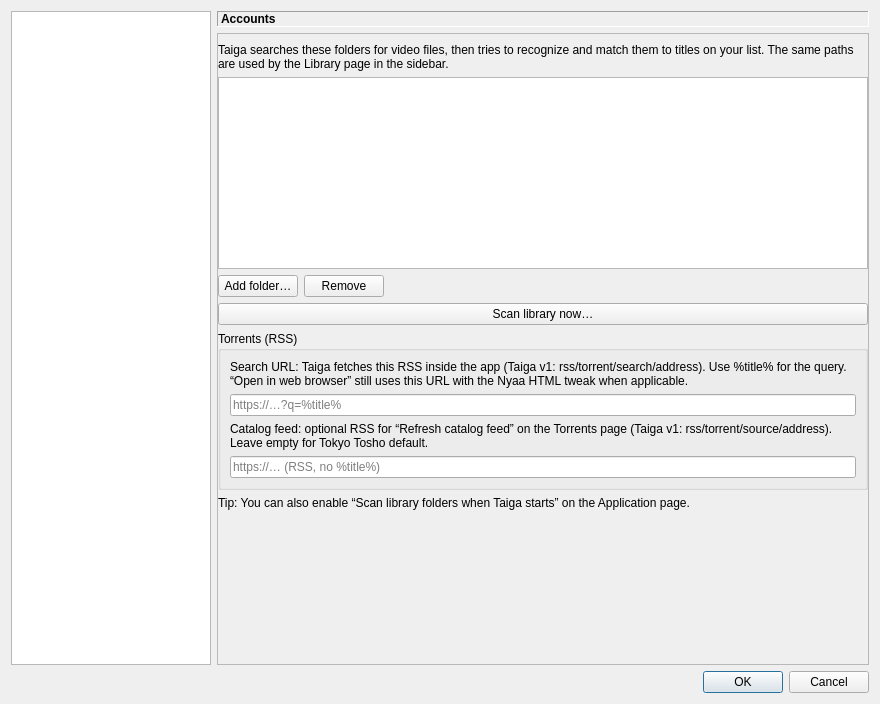
RobertCiochina/taigaV2, file src/gui/settings/settings_dialog.ui: the form before one commit.
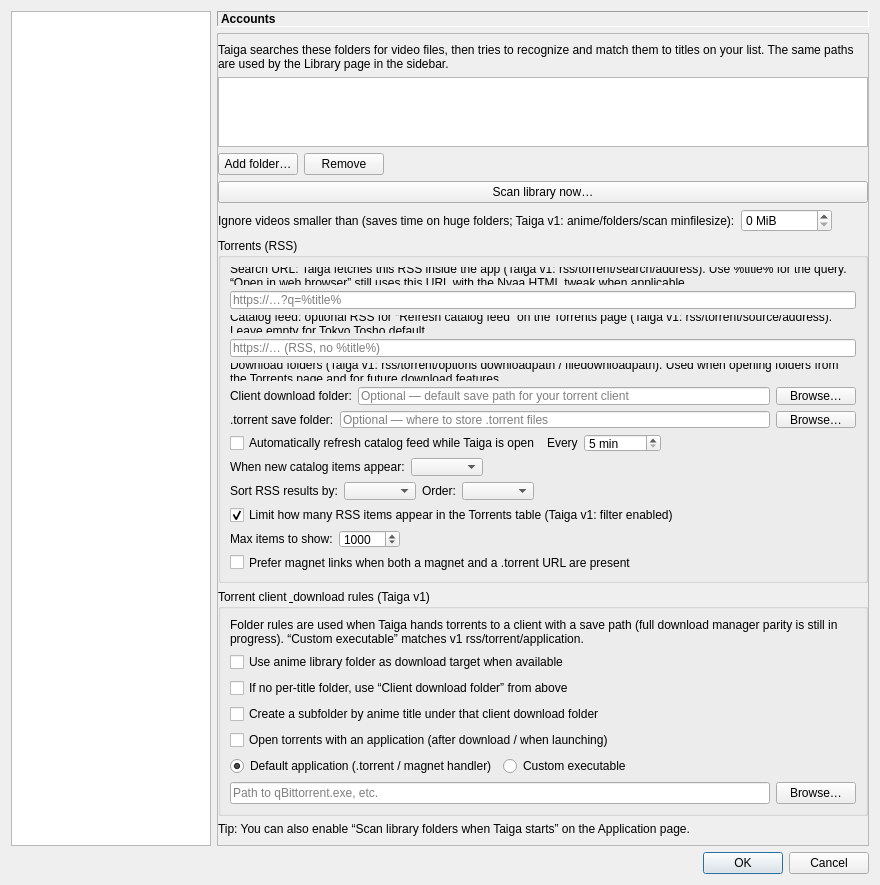
The form after the commit. The open tabs and pages were chosen to show the change.

Commit message:
Enhance anime list import/export features and settings integration
- Added functionality to import anime lists from MyAnimeList XML and export as CSV.
- Updated the main window and list widget to include new import/export actions in the menu.
- Enhanced settings dialog with options for media player executable and library scanning preferences.
- Improved user feedback for import/export operations and integrated new settings for torrent catalog auto-check.
- Refactored code to support new features and maintain consistency across the application.

The edit to the form file:
```diff
--- a/src/gui/settings/settings_dialog.ui
+++ b/src/gui/settings/settings_dialog.ui
@@ -438,6 +438,46 @@
              </property>
             </widget>
            </item>
+           <item>
+            <layout class="QHBoxLayout" name="horizontalLayout_libMinFileSize">
+             <item>
+              <widget class="QLabel" name="labelLibraryMinFileSize">
+               <property name="text">
+                <string>Ignore videos smaller than (saves time on huge folders; Taiga v1: anime/folders/scan minfilesize):</string>
+               </property>
+              </widget>
+             </item>
+             <item>
+              <widget class="QSpinBox" name="spinLibraryMinFileSizeMiB">
+               <property name="minimum">
+                <number>0</number>
+               </property>
+               <property name="maximum">
+                <number>102400</number>
+               </property>
+               <property name="suffix">
+                <string> MiB</string>
+               </property>
+               <property name="toolTip">
+                <string>0 = no minimum (all video sizes). Matches Taiga v1 minfilesize in bytes after import.</string>
+               </property>
+              </widget>
+             </item>
+             <item>
+              <spacer name="horizontalSpacer_libMin">
+               <property name="orientation">
+                <enum>Qt::Horizontal</enum>
+               </property>
+               <property name="sizeHint" stdset="0">
+                <size>
+                 <width>40</width>
+                 <height>20</height>
+                </size>
+               </property>
+              </spacer>
+             </item>
+            </layout>
+           </item>
            <item>
             <widget class="QGroupBox" name="groupTorrentSearch">
              <property name="title">
@@ -478,6 +518,372 @@
                 </property>
                </widget>
               </item>
+              <item>
+               <widget class="QLabel" name="labelTorrentPathsHelp">
+                <property name="text">
+                 <string>Download folders (Taiga v1: rss/torrent/options downloadpath / filedownloadpath). Used when opening folders from the Torrents page and for future download features.</string>
+                </property>
+                <property name="wordWrap">
+                 <bool>true</bool>
+                </property>
+               </widget>
+              </item>
+              <item>
+               <layout class="QHBoxLayout" name="horizontalLayout_torrentClientDl">
+                <item>
+                 <widget class="QLabel" name="labelTorrentClientDownload">
+                  <property name="text">
+                   <string>Client download folder:</string>
+                  </property>
+                 </widget>
+                </item>
+                <item>
+                 <widget class="QLineEdit" name="lineTorrentClientDownloadPath">
+                  <property name="placeholderText">
+                   <string>Optional — default save path for your torrent client</string>
+                  </property>
+                 </widget>
+                </item>
+                <item>
+                 <widget class="QPushButton" name="buttonBrowseTorrentClientDownload">
+                  <property name="text">
+                   <string>Browse…</string>
+                  </property>
+                 </widget>
+                </item>
+               </layout>
+              </item>
+              <item>
+               <layout class="QHBoxLayout" name="horizontalLayout_torrentFileSave">
+                <item>
+                 <widget class="QLabel" name="labelTorrentFileSave">
+                  <property name="text">
+                   <string>.torrent save folder:</string>
+                  </property>
+                 </widget>
+                </item>
+                <item>
+                 <widget class="QLineEdit" name="lineTorrentFileSavePath">
+                  <property name="placeholderText">
+                   <string>Optional — where to store .torrent files</string>
+                  </property>
+                 </widget>
+                </item>
+                <item>
+                 <widget class="QPushButton" name="buttonBrowseTorrentFileSave">
+                  <property name="text">
+                   <string>Browse…</string>
+                  </property>
+                 </widget>
+                </item>
+               </layout>
+              </item>
+              <item>
+               <layout class="QHBoxLayout" name="horizontalLayout_torrentAutocheck">
+                <item>
+                 <widget class="QCheckBox" name="checkTorrentAutocheckCatalog">
+                  <property name="text">
+                   <string>Automatically refresh catalog feed while Taiga is open</string>
+                  </property>
+                  <property name="toolTip">
+                   <string>Taiga v1: rss/torrent/options/autocheck and checkinterval. Runs in the background; Taiga compares to the last snapshot and can show a tray hint when new items appear.</string>
+                  </property>
+                 </widget>
+                </item>
+                <item>
+                 <widget class="QLabel" name="labelTorrentAutocheckEvery">
+                  <property name="text">
+                   <string>Every</string>
+                  </property>
+                 </widget>
+                </item>
+                <item>
+                 <widget class="QSpinBox" name="spinTorrentAutocheckMinutes">
+                  <property name="minimum">
+                   <number>5</number>
+                  </property>
+                  <property name="maximum">
+                   <number>1440</number>
+                  </property>
+                  <property name="suffix">
+                   <string> min</string>
+                  </property>
+                 </widget>
+                </item>
+                <item>
+                 <spacer name="horizontalSpacer_torrentAutocheck">
+                  <property name="orientation">
+                   <enum>Qt::Horizontal</enum>
+                  </property>
+                  <property name="sizeHint" stdset="0">
+                   <size>
+                    <width>40</width>
+                    <height>20</height>
+                   </size>
+                  </property>
+                 </spacer>
+                </item>
+               </layout>
+              </item>
+              <item>
+               <layout class="QHBoxLayout" name="horizontalLayout_torrentNewAction">
+                <item>
+                 <widget class="QLabel" name="labelTorrentNewCatalogAction">
+                  <property name="text">
+                   <string>When new catalog items appear:</string>
+                  </property>
+                  <property name="toolTip">
+                   <string>Taiga v1: rss/torrent/options/newaction. “Download” matched the old automatic queue; this build shows a status message only until the download manager is ported.</string>
+                  </property>
+                 </widget>
+                </item>
+                <item>
+                 <widget class="QComboBox" name="comboTorrentNewCatalogAction">
+                  <property name="toolTip">
+                   <string>Taiga v1: rss/torrent/options/newaction</string>
+                  </property>
+                 </widget>
+                </item>
+                <item>
+                 <spacer name="horizontalSpacer_torrentNewAction">
+                  <property name="orientation">
+                   <enum>Qt::Horizontal</enum>
+                  </property>
+                  <property name="sizeHint" stdset="0">
+                   <size>
+                    <width>40</width>
+                    <height>20</height>
+                   </size>
+                  </property>
+                 </spacer>
+                </item>
+               </layout>
+              </item>
+              <item>
+               <layout class="QHBoxLayout" name="horizontalLayout_torrentRssSort">
+                <item>
+                 <widget class="QLabel" name="labelTorrentRssSortBy">
+                  <property name="text">
+                   <string>Sort RSS results by:</string>
+                  </property>
+                  <property name="toolTip">
+                   <string>Taiga v1: rss/torrent/options/downloadsortby. v1 used this for the download list; here it controls the Torrents page table after each fetch.</string>
+                  </property>
+                 </widget>
+                </item>
+                <item>
+                 <widget class="QComboBox" name="comboTorrentRssSortBy">
+                  <property name="toolTip">
+                   <string>Taiga v1: downloadsortby (episode_number | release_date)</string>
+                  </property>
+                 </widget>
+                </item>
+                <item>
+                 <widget class="QLabel" name="labelTorrentRssSortOrder">
+                  <property name="text">
+                   <string>Order:</string>
+                  </property>
+                 </widget>
+                </item>
+                <item>
+                 <widget class="QComboBox" name="comboTorrentRssSortOrder">
+                  <property name="toolTip">
+                   <string>Taiga v1: downloadsortorder</string>
+                  </property>
+                 </widget>
+                </item>
+                <item>
+                 <spacer name="horizontalSpacer_torrentRssSort">
+                  <property name="orientation">
+                   <enum>Qt::Horizontal</enum>
+                  </property>
+                  <property name="sizeHint" stdset="0">
+                   <size>
+                    <width>40</width>
+                    <height>20</height>
+                   </size>
+                  </property>
+                 </spacer>
+                </item>
+               </layout>
+              </item>
+              <item>
+               <widget class="QCheckBox" name="checkTorrentFeedFilterEnabled">
+                <property name="text">
+                 <string>Limit how many RSS items appear in the Torrents table (Taiga v1: filter enabled)</string>
+                </property>
+                <property name="checked">
+                 <bool>true</bool>
+                </property>
+                <property name="toolTip">
+                 <string>Taiga v1: rss/torrent/filter/enabled. When off, the full feed is shown. When on, only the first N items (below) load — faster UI on huge feeds. Feed filters / rules are not ported yet.</string>
+                </property>
+               </widget>
+              </item>
+              <item>
+               <layout class="QHBoxLayout" name="horizontalLayout_torrentArchiveMax">
+                <item>
+                 <widget class="QLabel" name="labelTorrentFeedArchiveMax">
+                  <property name="text">
+                   <string>Max items to show:</string>
+                  </property>
+                  <property name="toolTip">
+                   <string>Taiga v1: rss/torrent/filter/archive_maxcount</string>
+                  </property>
+                 </widget>
+                </item>
+                <item>
+                 <widget class="QSpinBox" name="spinTorrentFeedArchiveMax">
+                  <property name="minimum">
+                   <number>100</number>
+                  </property>
+                  <property name="maximum">
+                   <number>50000</number>
+                  </property>
+                  <property name="singleStep">
+                   <number>100</number>
+                  </property>
+                  <property name="value">
+                   <number>1000</number>
+                  </property>
+                 </widget>
+                </item>
+                <item>
+                 <spacer name="horizontalSpacer_torrentArchiveMax">
+                  <property name="orientation">
+                   <enum>Qt::Horizontal</enum>
+                  </property>
+                  <property name="sizeHint" stdset="0">
+                   <size>
+                    <width>40</width>
+                    <height>20</height>
+                   </size>
+                  </property>
+                 </spacer>
+                </item>
+               </layout>
+              </item>
+              <item>
+               <widget class="QCheckBox" name="checkTorrentDownloadUseMagnet">
+                <property name="text">
+                 <string>Prefer magnet links when both a magnet and a .torrent URL are present</string>
+                </property>
+                <property name="toolTip">
+                 <string>Taiga v1: rss/torrent/options/downloadusemagnet. When off, double-click / primary actions use the HTTP(S) .torrent URL first (if any).</string>
+                </property>
+               </widget>
+              </item>
+             </layout>
+            </widget>
+           </item>
+           <item>
+            <widget class="QGroupBox" name="groupTorrentHandling">
+             <property name="title">
+              <string>Torrent client &amp; download rules (Taiga v1)</string>
+             </property>
+             <layout class="QVBoxLayout" name="verticalLayout_torrentHandling">
+              <item>
+               <widget class="QLabel" name="labelTorrentHandlingHelp">
+                <property name="text">
+                 <string>Folder rules are used when Taiga hands torrents to a client with a save path (full download manager parity is still in progress). “Custom executable” matches v1 rss/torrent/application.</string>
+                </property>
+                <property name="wordWrap">
+                 <bool>true</bool>
+                </property>
+               </widget>
+              </item>
+              <item>
+               <widget class="QCheckBox" name="checkTorrentUseAnimeFolder">
+                <property name="text">
+                 <string>Use anime library folder as download target when available</string>
+                </property>
+                <property name="toolTip">
+                 <string>Taiga v1: rss/torrent/options/autosetfolder</string>
+                </property>
+               </widget>
+              </item>
+              <item>
+               <widget class="QCheckBox" name="checkTorrentFallbackClientPath">
+                <property name="text">
+                 <string>If no per-title folder, use “Client download folder” from above</string>
+                </property>
+                <property name="toolTip">
+                 <string>Taiga v1: rss/torrent/options/autousefolder</string>
+                </property>
+               </widget>
+              </item>
+              <item>
+               <widget class="QCheckBox" name="checkTorrentCreateSubfolder">
+                <property name="text">
+                 <string>Create a subfolder by anime title under that client download folder</string>
+                </property>
+                <property name="toolTip">
+                 <string>Taiga v1: rss/torrent/options/autocreatefolder</string>
+                </property>
+               </widget>
+              </item>
+              <item>
+               <widget class="QCheckBox" name="checkTorrentAppOpen">
+                <property name="text">
+                 <string>Open torrents with an application (after download / when launching)</string>
+                </property>
+                <property name="toolTip">
+                 <string>Taiga v1: rss/torrent/application/open</string>
+                </property>
+               </widget>
+              </item>
+              <item>
+               <layout class="QHBoxLayout" name="horizontalLayout_torrentAppMode">
+                <item>
+                 <widget class="QRadioButton" name="radioTorrentAppDefault">
+                  <property name="text">
+                   <string>Default application (.torrent / magnet handler)</string>
+                  </property>
+                  <property name="checked">
+                   <bool>true</bool>
+                  </property>
+                 </widget>
+                </item>
+                <item>
+                 <widget class="QRadioButton" name="radioTorrentAppCustom">
+                  <property name="text">
+                   <string>Custom executable</string>
+                  </property>
+                 </widget>
+                </item>
+                <item>
+                 <spacer name="horizontalSpacer_torrentAppMode">
+                  <property name="orientation">
+                   <enum>Qt::Horizontal</enum>
+                  </property>
+                  <property name="sizeHint" stdset="0">
+                   <size>
+                    <width>40</width>
+                    <height>20</height>
+                   </size>
+                  </property>
+                 </spacer>
+                </item>
+               </layout>
+              </item>
+              <item>
+               <layout class="QHBoxLayout" name="horizontalLayout_torrentAppExe">
+                <item>
+                 <widget class="QLineEdit" name="lineTorrentAppExecutable">
+                  <property name="placeholderText">
+                   <string>Path to qBittorrent.exe, etc.</string>
+                  </property>
+                 </widget>
+                </item>
+                <item>
+                 <widget class="QPushButton" name="buttonBrowseTorrentAppExecutable">
+                  <property name="text">
+                   <string>Browse…</string>
+                  </property>
+                 </widget>
+                </item>
+               </layout>
+              </item>
              </layout>
             </widget>
            </item>
```
Left out of the diff: 85 changed lines with no effect on the pictures. The commit also changes 32 other files.
